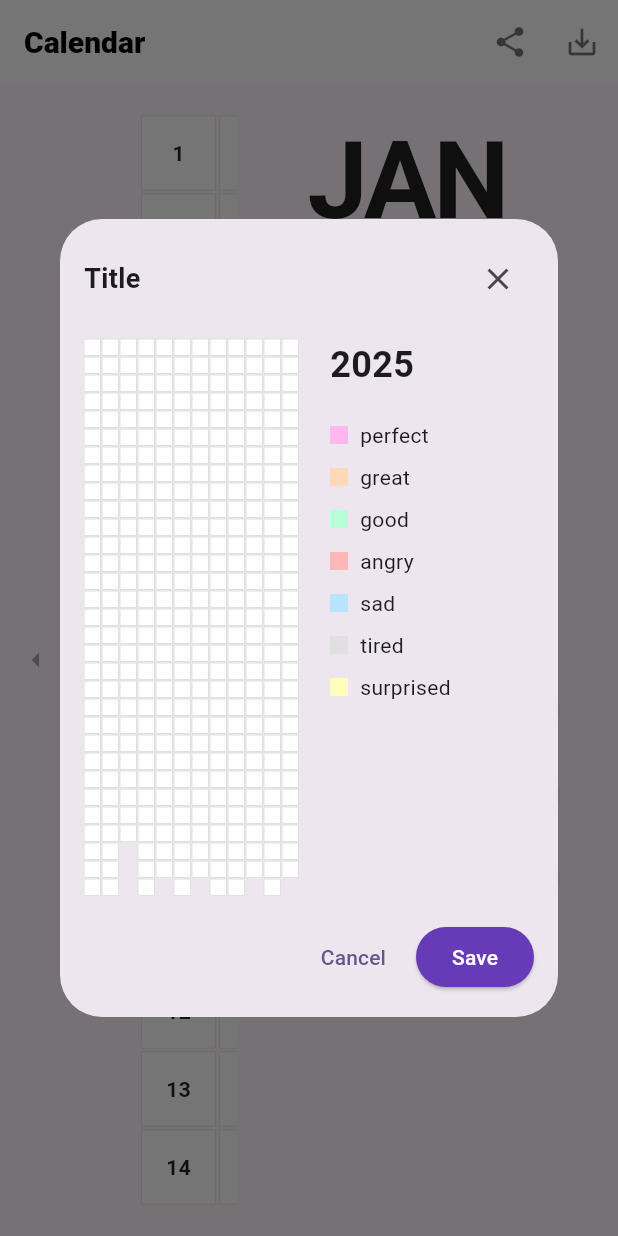
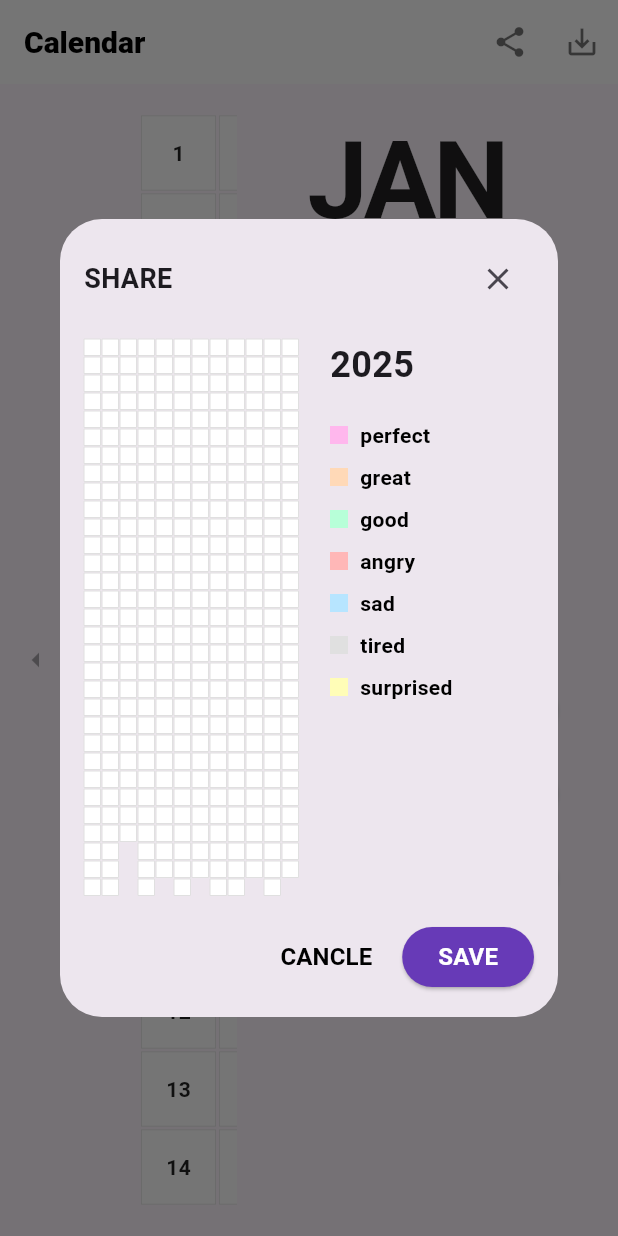
Before and after one commit to Batjimin/moodrecord, a Flutter app: the screen it shows after launch, after a tap on the "share" icon, on a phone screen of 412 x 824 dp. Run offline on Flutter 3.47's test engine with Material 3 defaults, Android fonts, the phone set to English and light mode, and no system bars; our stand-ins replace flutter_colorpicker, google_fonts.

Commit message:
share 기능 완성

```diff
--- a/lib/widgets/share_preview_dialog.dart
+++ b/lib/widgets/share_preview_dialog.dart
@@ -26,7 +26,7 @@ class SharePreviewDialog extends StatelessWidget {
                 mainAxisAlignment: MainAxisAlignment.spaceBetween,
                 children: [
                   const Text(
-                    'Title',
+                    'SHARE',
                     style: TextStyle(fontSize: 18, fontWeight: FontWeight.bold),
                   ),
                   IconButton(
@@ -69,7 +69,14 @@ class SharePreviewDialog extends StatelessWidget {
                 children: [
                   TextButton(
                     onPressed: () => Navigator.pop(context),
-                    child: const Text('Cancel'),
+                    child: const Text(
+                      'CANCLE',
+                      style: TextStyle(
+                        color: Colors.black,
+                        fontSize: 16,
+                        fontWeight: FontWeight.bold,
+                      ),
+                    ),
                   ),
                   const SizedBox(width: 8),
                   ElevatedButton(
@@ -83,7 +90,13 @@ class SharePreviewDialog extends StatelessWidget {
                         Navigator.pop(context);
                       }
                     },
-                    child: const Text('Save'),
+                    child: const Text(
+                      'SAVE',
+                      style: TextStyle(
+                        fontSize: 16,
+                        fontWeight: FontWeight.bold,
+                      ),
+                    ),
                   ),
                 ],
               ),
@@ -108,7 +121,11 @@ class SharePreviewDialog extends StatelessWidget {
             const SizedBox(width: 8),
             Text(
               entry.key,
-              style: const TextStyle(fontSize: 14),
+              style: const TextStyle(
+                fontSize: 14,
+                color: Colors.black,
+                fontWeight: FontWeight.bold,
+              ),
             ),
           ],
         ),
```
